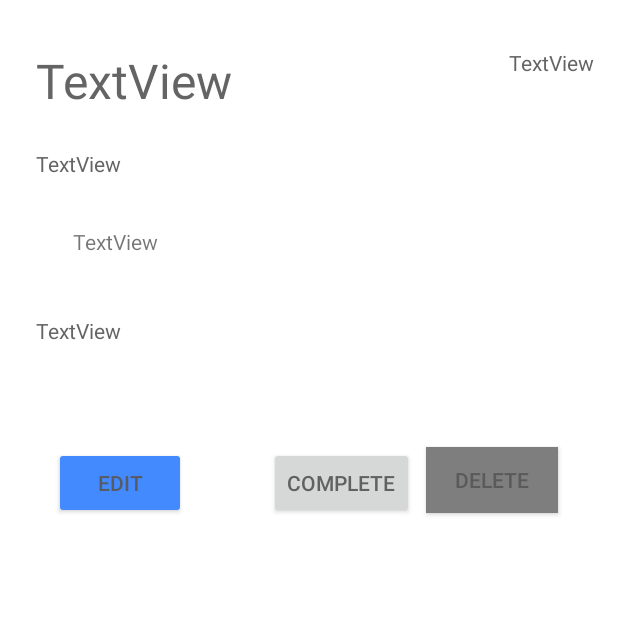
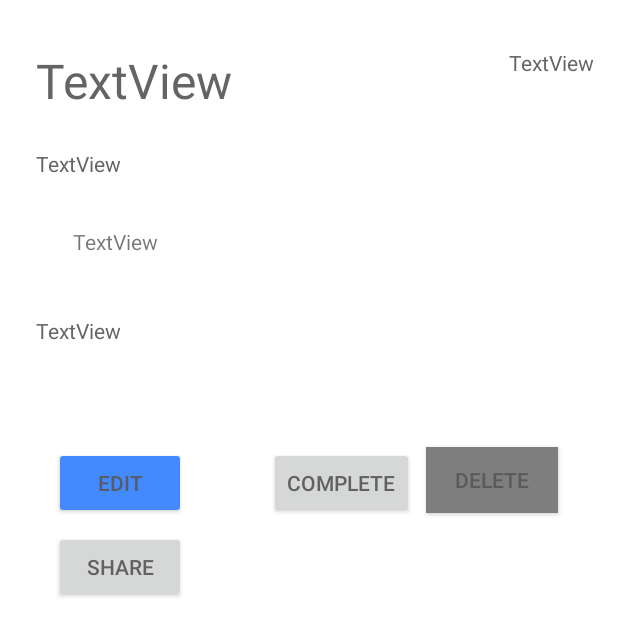
Before and after one commit to adibellathur/KillDDL, an Android app: the layout activity_task_view.xml on its own in the app's theme, with its tools: preview values and no code run, on a phone screen of 412 x 824 dp. Shown: the top 636 px of the screen. Run offline under Robolectric (Android 15) with nearby library versions, the phone set to English and light mode, and no system bars.

Commit message:
Use ShareAction to share Tasks with friends

```diff
--- a/app/src/main/res/layout/activity_task_view.xml
+++ b/app/src/main/res/layout/activity_task_view.xml
@@ -116,6 +116,17 @@
             app:layout_constraintStart_toEndOf="@+id/edit_button"
             app:layout_constraintTop_toBottomOf="@+id/textView_taskDescription" />
 
+        <Button
+            android:id="@+id/complete_button2"
+            android:layout_width="wrap_content"
+            android:layout_height="wrap_content"
+            android:layout_marginStart="36dp"
+            android:layout_marginTop="8dp"
+            android:onClick="shareTask"
+            android:text="Share"
+            app:layout_constraintStart_toStartOf="parent"
+            app:layout_constraintTop_toBottomOf="@+id/edit_button" />
+
         <TextView
             android:id="@+id/status"
             android:layout_width="355dp"
```
Also changed, not shown: app/src/main/java/com/team27/killddl/TaskViewActivity.java (+16 -0 lines).
